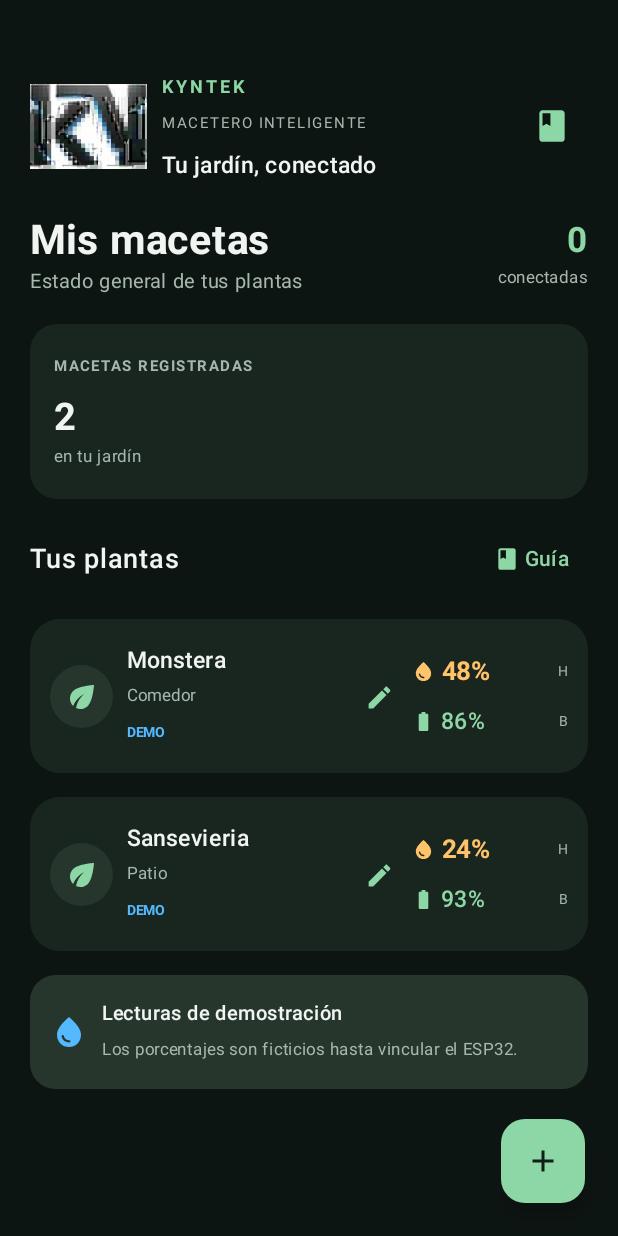
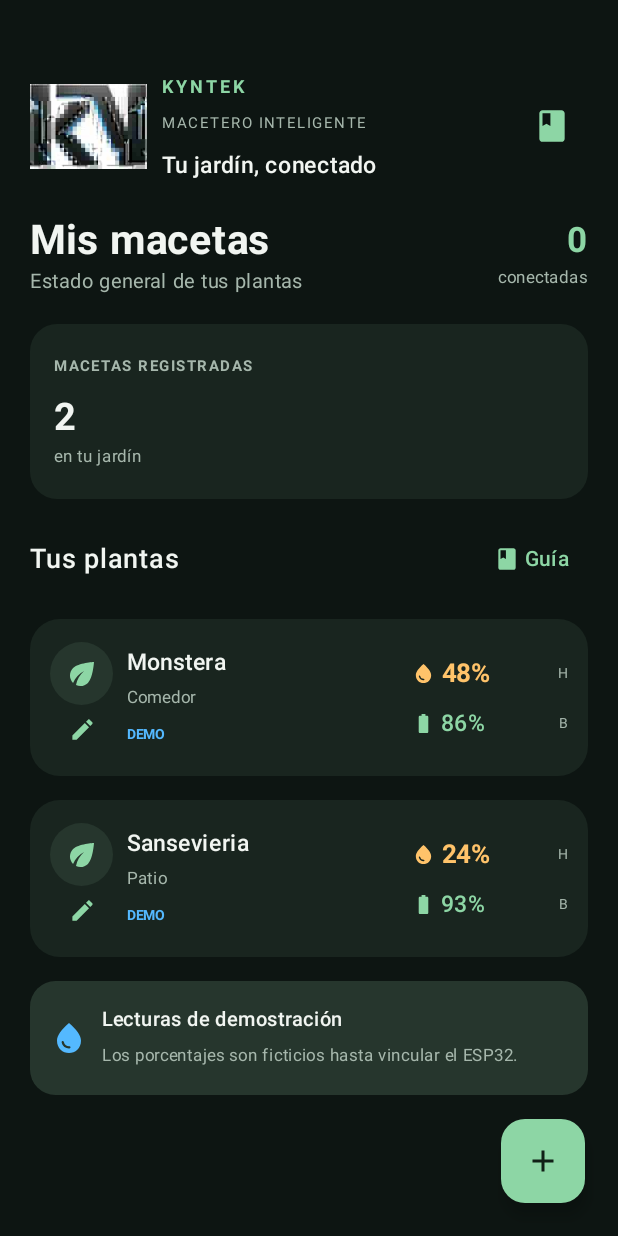
Before and after one commit to frondesignk-oss/Kyntek-Macetero, an Android app built with Jetpack Compose: the screen it shows after launch (MainActivity), on a phone screen of 412 x 824 dp. Run offline under Robolectric (Android 15) with nearby library versions, the phone set to English and light mode, and no system bars.

Commit message:
Mover botón editar debajo del icono de planta

```diff
--- a/app/src/main/java/com/aplifans/smartpot/MainActivity.kt
+++ b/app/src/main/java/com/aplifans/smartpot/MainActivity.kt
@@ -281,16 +281,18 @@ private fun PotCard(pot: Pot, onEdit: () -> Unit) {
     }
     Card(colors = CardDefaults.cardColors(containerColor = Panel), shape = RoundedCornerShape(20.dp), modifier = Modifier.fillMaxWidth()) {
         Row(Modifier.fillMaxWidth().padding(horizontal = 13.dp, vertical = 15.dp), verticalAlignment = Alignment.CenterVertically) {
-            Box(Modifier.size(42.dp).background(PanelSoft, CircleShape), contentAlignment = Alignment.Center) {
-                Icon(Icons.Default.Eco, null, tint = Green)
+            Column(horizontalAlignment = Alignment.CenterHorizontally) {
+                Box(Modifier.size(42.dp).background(PanelSoft, CircleShape), contentAlignment = Alignment.Center) {
+                    Icon(Icons.Default.Eco, null, tint = Green)
+                }
+                IconButton(onClick = onEdit, modifier = Modifier.size(32.dp)) {
+                    Icon(Icons.Default.Edit, contentDescription = "Editar maceta", tint = Green, modifier = Modifier.size(18.dp))
+                }
             }
             Column(Modifier.weight(1f).padding(start = 9.dp), verticalArrangement = Arrangement.Center) {
                 Text(pot.name, fontSize = 15.sp, fontWeight = FontWeight.SemiBold, maxLines = 1)
                 Text(pot.location, color = Muted, fontSize = 11.sp, maxLines = 1)
                 Text("DEMO", color = Blue, fontSize = 9.sp, fontWeight = FontWeight.Bold)
-            }
-            IconButton(onClick = onEdit, modifier = Modifier.size(34.dp)) {
-                Icon(Icons.Default.Edit, contentDescription = "Editar maceta", tint = Green, modifier = Modifier.size(19.dp))
             }
             Spacer(Modifier.width(5.dp))
             Column(Modifier.width(104.dp), verticalArrangement = Arrangement.spacedBy(9.dp)) {
```
